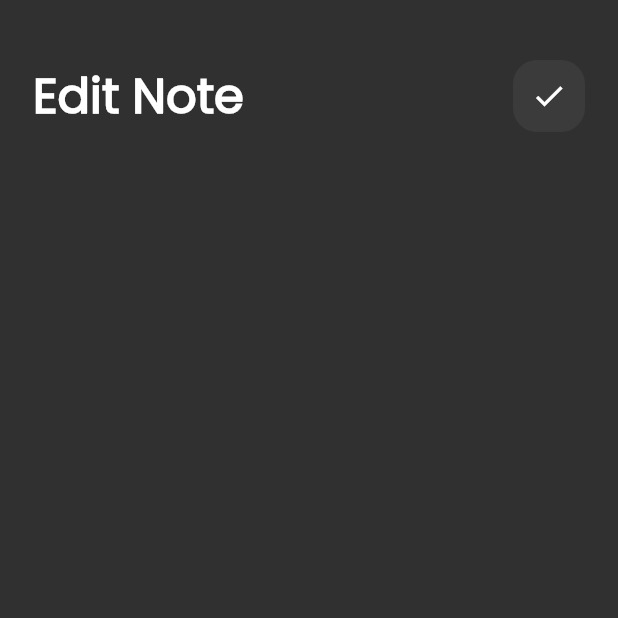
After one commit to abdallahshaba/notes_app, a Flutter app: the screen it shows after launch, after a tap on "Flutter Tips", on a phone screen of 412 x 824 dp, the top half of it. The commit adds this screen. Run offline on Flutter 3.47's test engine with Material 2 defaults, Android fonts, the phone set to English and light mode, and no system bars; our stand-ins replace font_awesome_flutter.

Commit message:
add appbar in edit page

```diff
--- a/lib/main.dart
+++ b/lib/main.dart
@@ -1,5 +1,5 @@
 import 'package:flutter/material.dart';
-import 'package:note_app2/pages/notes_page.dart';
+import 'package:note_app2/pages/home_page.dart';
 
 
 void main (){
@@ -16,7 +16,7 @@ class NoteApp extends StatelessWidget {
       theme: ThemeData(brightness: Brightness.dark ,
       fontFamily: 'Poppins'
       ),
-      home: const  NotesView()
+      home: const  HomePage()
     );
   }
 }
--- /dev/null
+++ b/lib/pages/edite_page.dart
@@ -0,0 +1,13 @@
+import 'package:flutter/material.dart';
+import 'package:note_app2/widgets/edit_body.dart';
+
+class EditPage extends StatelessWidget {
+  const EditPage({super.key});
+
+  @override
+  Widget build(BuildContext context) {
+    return const Scaffold(
+      body: EditBody() ,
+    );
+  }
+}
--- a/lib/pages/notes_page.dart
+++ b/lib/pages/home_page.dart
@@ -2,8 +2,8 @@ import 'package:flutter/material.dart';
 import '../widgets/add_note_buttom_sheet.dart';
 import '../widgets/body.dart';
 
-class NotesView extends StatelessWidget {
-  const NotesView({super.key});
+class HomePage extends StatelessWidget {
+  const HomePage({super.key});
 
   @override
   Widget build(BuildContext context) {
--- a/lib/widgets/body.dart
+++ b/lib/widgets/body.dart
@@ -13,7 +13,10 @@ class Body extends StatelessWidget {
           SizedBox(
             height: 40,
           ),
-         CustomAppBar(),
+         CustomAppBar(
+          text: 'Notes',
+          icon: Icons.search,
+         ),
          Expanded(
           child: ListViewBulilder())
         ],
--- a/lib/widgets/custom_appBar.dart
+++ b/lib/widgets/custom_appBar.dart
@@ -1,17 +1,26 @@
 import 'package:flutter/material.dart';
-import 'package:note_app2/widgets/custom_icon.dart';
 class CustomAppBar extends StatelessWidget {
-  const CustomAppBar({super.key});
-
+  const CustomAppBar({super.key, required this.text, required this.icon});
+  final String text ;
+  final IconData icon ;
   @override
   Widget build(BuildContext context) {
-    return const Row(
+    return Row(
       children: [
-        Text("Notes" , style: TextStyle(
+        Text(text , style: TextStyle(
           fontSize: 32 , fontWeight: FontWeight.bold
         ),),
         Spacer(),
-      CustomSearchIcon(),
+      Container(
+      height: 48,
+      width: 48,
+      decoration: BoxDecoration(
+        borderRadius: BorderRadius.circular(16),
+        color: Colors.white.withOpacity(0.05)),
+        child: IconButton(
+          onPressed: (){}, icon: Icon(icon)
+          )
+    )
       ],
     );
   }
--- a/lib/widgets/custom_note_item.dart
+++ b/lib/widgets/custom_note_item.dart
@@ -1,23 +1,28 @@
-import 'package:flutter/cupertino.dart';
 import 'package:flutter/material.dart';
 import 'package:font_awesome_flutter/font_awesome_flutter.dart';
+import 'package:note_app2/pages/edite_page.dart';
 
 class NoteItem extends StatelessWidget {
-  const NoteItem({super.key});
-
+  const NoteItem({super.key,});
   @override
   Widget build(BuildContext context) {
-    return Container(
-      padding: EdgeInsets.only(top: 20 , bottom: 15),
+    return GestureDetector(
+      onTap: (){
+        Navigator.push(context, MaterialPageRoute(builder: (context){
+          return const EditPage();
+        }));
+      },
+      child: Container(
+        padding: const EdgeInsets.only(top: 20 , bottom: 15),
         decoration: BoxDecoration(
-        color: Color(0xffFFCC80) ,
+          color: const Color(0xffFFCC80) ,
           borderRadius: BorderRadius.circular(16),
         ),
         child: Column(
           crossAxisAlignment: CrossAxisAlignment.end,
           children: [
             ListTile(
-            title: Text("Flutter Tips" , style: TextStyle(
+              title: const Text("Flutter Tips" , style: TextStyle(
                 color: Colors.black ,
                 fontSize: 28,
               ),),
@@ -32,7 +37,7 @@ class NoteItem extends StatelessWidget {
               ),
               trailing: IconButton(
                 onPressed: (){},
-              icon: Icon(
+                icon: const Icon(
                   FontAwesomeIcons.trash , color: Colors.black,
                 ),),
 
@@ -47,6 +52,7 @@ class NoteItem extends StatelessWidget {
 
           ],
         ),
+      ),
     );
   }
 }
--- /dev/null
+++ b/lib/widgets/edit_body.dart
@@ -0,0 +1,25 @@
+import 'package:flutter/material.dart';
+import 'package:note_app2/widgets/custom_appBar.dart';
+
+class EditBody extends StatelessWidget {
+  const EditBody({super.key});
+
+  @override
+  Widget build(BuildContext context) {
+    return const Padding(
+      padding:  EdgeInsets.symmetric(horizontal: 22),
+      child: Column(
+        children: [
+          SizedBox(
+              height: 40,
+            ),
+          CustomAppBar(
+            text: 'Edit Note',
+            icon: Icons.check,
+
+          )
+        ],
+      ),
+    );
+  }
+}
```
Also changed, not shown: lib/widgets/custom_icon.dart (deleted, +0 -18 lines). Lines whose indentation alone changed are shown as unchanged.
